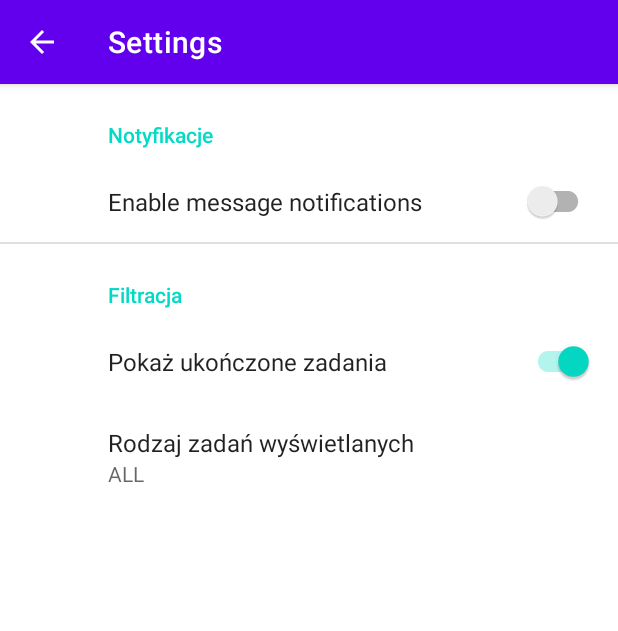
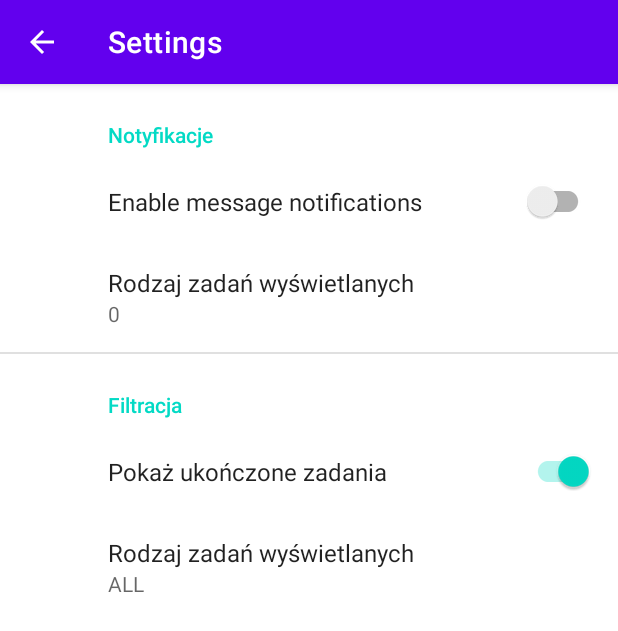
Before and after one commit to KamilSzus/ListaToDo, an Android app: the screen it shows after launch (SettingsActivity), in the options menu, after a tap on "Settings", on a phone screen of 412 x 824 dp. Shown: the top 631 px of the screen. Run offline under Robolectric (Android 15) with nearby library versions, the phone set to English and light mode, and no system bars; our stand-ins replace androidx.preference.

Commit message:
dodanie opcji zmiany czasu powiadomien

```diff
--- a/app/src/main/java/com/example/listatodo/MainActivity.java
+++ b/app/src/main/java/com/example/listatodo/MainActivity.java
@@ -43,6 +43,7 @@ public class MainActivity extends AppCompatActivity {
     private FloatingActionButton floatingButton;
     private Boolean showCompletedTasks;
     private String categoryTasks;
+    private String HoursToNotification;
 
     @Override
     protected void onCreate(Bundle savedInstanceState) {
@@ -59,6 +60,7 @@ public class MainActivity extends AppCompatActivity {
         SharedPreferences prefs = PreferenceManager.getDefaultSharedPreferences(this);
         showCompletedTasks = prefs.getBoolean("completedTask",true);
         categoryTasks = prefs.getString("categoryTasks","ALL");
+        HoursToNotification = prefs.getString("HoursToNotification","0");
 
         loadTasks();
 
@@ -118,10 +120,12 @@ public class MainActivity extends AppCompatActivity {
         PendingIntent pendingIntent = PendingIntent.getBroadcast(MainActivity.this, 0, intent, FLAG_IMMUTABLE);
         AlarmManager alarmManager = (AlarmManager) getSystemService(ALARM_SERVICE);
 
+        System.out.println(HoursToNotification);
+        System.out.println(task.getTaskEnd());
+        long temp = task.getTaskEnd() + (Long.parseLong(HoursToNotification) * 3600000);
+        System.out.println(temp);
 
-        System.out.println(task.getTaskEnd());
-
-        alarmManager.set(AlarmManager.RTC_WAKEUP, task.getTaskEnd(), pendingIntent);
+        alarmManager.set(AlarmManager.RTC_WAKEUP, temp, pendingIntent);
     }
 
     public void createNotificationChannel() {
--- a/app/src/main/java/com/example/listatodo/createTask/CreateTask.java
+++ b/app/src/main/java/com/example/listatodo/createTask/CreateTask.java
@@ -97,7 +97,6 @@ public class CreateTask extends Fragment {
 
     private void createTask() {
         if (validateData()) {
-
             TaskData taskData = new TaskData(taskTitle
                     , taskDescription
                     , startTaskDate
--- a/app/src/main/res/values/arrays.xml
+++ b/app/src/main/res/values/arrays.xml
@@ -22,4 +22,12 @@
         <item>STUDY</item>
         <item>OTHER</item>
     </string-array>
+
+    <string-array name="hours">
+        <item>0</item>
+        <item>1</item>
+        <item>2</item>
+        <item>3</item>
+        <item>4</item>
+    </string-array>
 </resources>
--- a/app/src/main/res/xml/root_preferences.xml
+++ b/app/src/main/res/xml/root_preferences.xml
@@ -8,6 +8,14 @@
         <androidx.preference.SwitchPreferenceCompat
             app:key="notifications"
             app:title="Enable message notifications"/>
+
+        <androidx.preference.ListPreference
+            app:defaultValue="0"
+            app:entries="@array/hours"
+            app:entryValues="@array/hours"
+            app:key="HoursToNotification"
+            app:title="Rodzaj zadań wyświetlanych"
+            app:useSimpleSummaryProvider="true" />
 
     </androidx.preference.PreferenceCategory>
 
```
